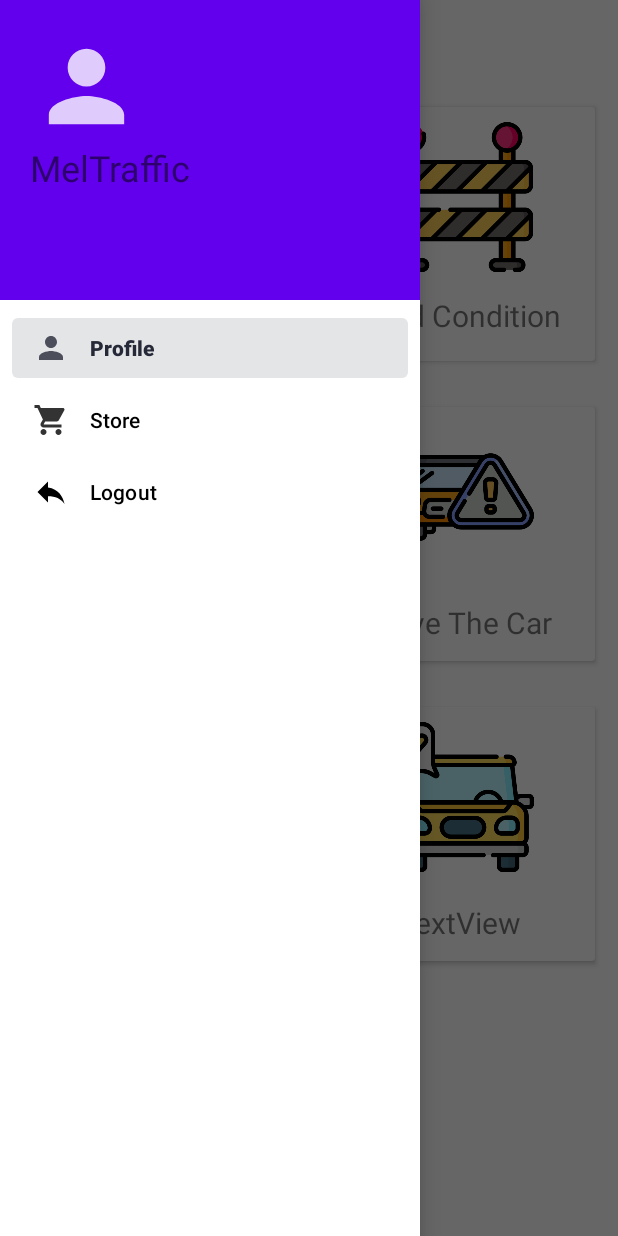
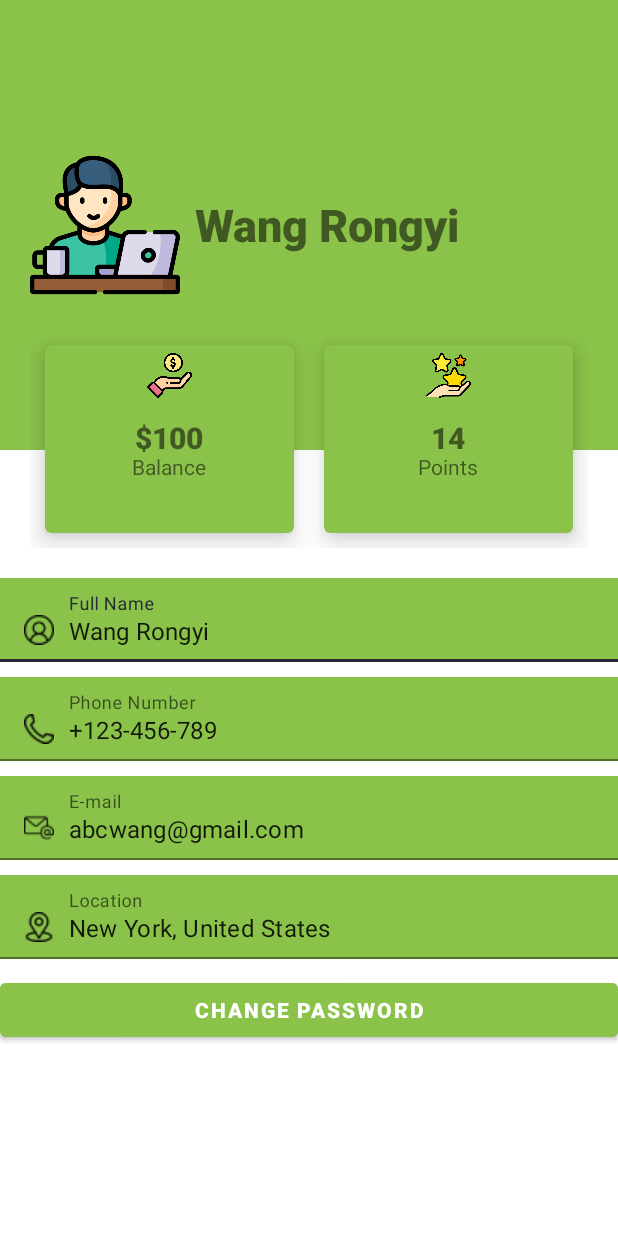
Before and after one commit to JQ-SWE/final_mobile, an Android app: the HomeActivity screen opened directly, with no data from a screen before it, after a tap on "Profile", on a phone screen of 412 x 824 dp. Run offline under Robolectric (Android 15) with nearby library versions, the phone set to English and light mode, and no system bars; 3 other taps on this screen came first.

Commit message:
manage my car and user profile

```diff
--- a/app/src/main/java/com/example/afinal/HomeActivity.java
+++ b/app/src/main/java/com/example/afinal/HomeActivity.java
@@ -22,7 +22,7 @@ public class HomeActivity extends AppCompatActivity implements NavigationView.On
     DrawerLayout drawerLayout;
     NavigationView navigationView;
     Toolbar toolbar;
-    Button newTripFunc;
+    Button newTripFunc,manageCar;
 
 
     @Override
@@ -38,6 +38,7 @@ public class HomeActivity extends AppCompatActivity implements NavigationView.On
         navigationView = findViewById(R.id.NavView);
         toolbar = findViewById(R.id.HomeToolBar);
         newTripFunc = findViewById(R.id.NewTrip);
+        manageCar = findViewById(R.id.ManageMyCar);
 
         //toolbar
         setSupportActionBar(toolbar);
@@ -54,6 +55,14 @@ public class HomeActivity extends AppCompatActivity implements NavigationView.On
             @Override
             public void onClick(View v) {
                 Intent intent = new Intent(HomeActivity.this,NewTripTest.class);
+                startActivity(intent);
+            }
+        });
+
+        manageCar.setOnClickListener(new View.OnClickListener() {
+            @Override
+            public void onClick(View v) {
+                Intent intent = new Intent(HomeActivity.this,ManageMyCar.class);
                 startActivity(intent);
             }
         });
@@ -77,6 +86,10 @@ public class HomeActivity extends AppCompatActivity implements NavigationView.On
                 Intent intent=new Intent(HomeActivity.this,LoginActivity.class);
                 startActivity(intent);
                 break;
+            case R.id.NavProfile:
+                Intent intent2=new Intent(HomeActivity.this,UserProfile.class);
+                startActivity(intent2);
+                break;
         }
         return true;
     }
--- /dev/null
+++ b/app/src/main/java/com/example/afinal/UserProfile.java
@@ -0,0 +1,29 @@
+package com.example.afinal;
+
+import androidx.appcompat.app.AppCompatActivity;
+
+import android.content.Intent;
+import android.os.Bundle;
+import android.view.View;
+import android.widget.Button;
+
+public class UserProfile extends AppCompatActivity {
+    private Button Update;
+
+    @Override
+    protected void onCreate(Bundle savedInstanceState) {
+        super.onCreate(savedInstanceState);
+        setContentView(R.layout.activity_user_profile);
+        Update = findViewById(R.id.updateButton);
+        Update.setOnClickListener(new View.OnClickListener() {
+            @Override
+            public void onClick(View v) {
+                moveEdit();
+            }
+        });
+    }
+        private void moveEdit(){
+        Intent intent = new Intent(UserProfile.this,ChangePasswordActivity.class);
+        startActivity(intent);
+    }
+}
--- /dev/null
+++ b/app/src/main/res/layout/activity_user_profile.xml
@@ -0,0 +1,204 @@
+<?xml version="1.0" encoding="utf-8"?>
+<ScrollView xmlns:android="http://schemas.android.com/apk/res/android"
+    xmlns:app="http://schemas.android.com/apk/res-auto"
+    xmlns:tools="http://schemas.android.com/tools"
+    android:layout_width="match_parent"
+    android:layout_height="match_parent"
+    tools:context=".UserProfile">
+
+    <LinearLayout
+        android:layout_width="match_parent"
+        android:layout_height="match_parent"
+        android:orientation="vertical">
+
+        <RelativeLayout
+            android:layout_width="match_parent"
+            android:layout_height="300dp"
+            android:background="#8BC34A"
+            android:padding="20dp">
+
+
+            <ImageView
+                android:id="@+id/user_profile"
+                android:layout_width="100dp"
+                android:layout_height="100dp"
+                android:layout_centerVertical="true"
+                android:src="@drawable/user_profile" />
+
+            <TextView
+                android:layout_width="wrap_content"
+                android:layout_height="wrap_content"
+                android:layout_centerVertical="true"
+                android:layout_marginLeft="10dp"
+                android:layout_toRightOf="@+id/user_profile"
+                android:fontFamily="sans-serif-black"
+                android:text="Wang Rongyi"
+                android:textSize="30sp" />
+
+        </RelativeLayout>
+
+        <LinearLayout
+            android:layout_width="match_parent"
+            android:layout_height="wrap_content"
+            android:layout_marginTop="-100dp"
+            android:padding="20dp">
+
+            <com.google.android.material.card.MaterialCardView
+                android:layout_width="0dp"
+                android:layout_height="125dp"
+                android:layout_margin="10dp"
+                android:layout_weight="1"
+                app:cardBackgroundColor="#8BC34A"
+                app:cardElevation="10dp">
+
+                <RelativeLayout
+                    android:layout_width="match_parent"
+                    android:layout_height="match_parent"
+                    android:padding="5dp">
+
+                    <ImageView
+                        android:layout_width="30dp"
+                        android:layout_height="30dp"
+                        android:layout_centerHorizontal="true"
+                        android:src="@drawable/payment_icon" />
+
+                    <TextView
+                        android:id="@+id/payment_label"
+                        android:layout_width="wrap_content"
+                        android:layout_height="wrap_content"
+                        android:layout_centerInParent="true"
+                        android:fontFamily="sans-serif-black"
+                        android:includeFontPadding="false"
+                        android:text="$100"
+                        android:textSize="20sp" />
+
+                    <TextView
+                        android:id="@+id/payment_desc"
+                        android:layout_width="wrap_content"
+                        android:layout_height="wrap_content"
+                        android:layout_below="@+id/payment_label"
+                        android:layout_centerHorizontal="true"
+                        android:includeFontPadding="false"
+                        android:text="Balance"
+                        android:textSize="14sp" />
+                </RelativeLayout>
+            </com.google.android.material.card.MaterialCardView>
+
+            <com.google.android.material.card.MaterialCardView
+                android:layout_width="0dp"
+                android:layout_height="125dp"
+                android:layout_margin="10dp"
+                android:layout_weight="1"
+                app:cardBackgroundColor="#8BC34A"
+                app:cardElevation="10dp">
+
+                <RelativeLayout
+                    android:layout_width="match_parent"
+                    android:layout_height="match_parent"
+                    android:padding="5dp">
+
+                    <ImageView
+                        android:layout_width="30dp"
+                        android:layout_height="30dp"
+                        android:layout_centerHorizontal="true"
+                        android:src="@drawable/points" />
+
+                    <TextView
+                        android:id="@+id/points_label"
+                        android:layout_width="wrap_content"
+                        android:layout_height="wrap_content"
+                        android:layout_centerInParent="true"
+                        android:fontFamily="sans-serif-black"
+                        android:includeFontPadding="false"
+                        android:text="14"
+                        android:textSize="20sp" />
+
+                    <TextView
+                        android:id="@+id/points_desc"
+                        android:layout_width="wrap_content"
+                        android:layout_height="wrap_content"
+                        android:layout_below="@+id/points_label"
+                        android:layout_centerHorizontal="true"
+                        android:includeFontPadding="false"
+                        android:text="Points"
+                        android:textSize="14sp" />
+                </RelativeLayout>
+            </com.google.android.material.card.MaterialCardView>
+        </LinearLayout>
+
+        <LinearLayout
+            android:layout_width="match_parent"
+            android:layout_height="wrap_content"
+            android:orientation="vertical">
+
+            <com.google.android.material.textfield.TextInputLayout
+                android:layout_width="match_parent"
+                android:layout_height="wrap_content"
+                android:layout_marginBottom="10dp"
+                android:hint="Full Name">
+
+                <com.google.android.material.textfield.TextInputEditText
+                    android:layout_width="match_parent"
+                    android:layout_height="wrap_content"
+                    android:background="#8BC34A"
+                    android:drawableLeft="@drawable/user"
+                    android:drawablePadding="10dp"
+                    android:text="Wang Rongyi" />
+            </com.google.android.material.textfield.TextInputLayout>
+
+            <com.google.android.material.textfield.TextInputLayout
+                android:layout_width="match_parent"
+                android:layout_height="wrap_content"
+                android:layout_marginBottom="10dp"
+                android:hint="Phone Number">
+
+                <com.google.android.material.textfield.TextInputEditText
+                    android:layout_width="match_parent"
+                    android:layout_height="wrap_content"
+                    android:background="#8BC34A"
+                    android:drawableLeft="@drawable/phone"
+                    android:drawablePadding="10dp"
+                    android:text="+123-456-789" />
+            </com.google.android.material.textfield.TextInputLayout>
+
+            <com.google.android.material.textfield.TextInputLayout
+                android:layout_width="match_parent"
+                android:layout_height="wrap_content"
+                android:layout_marginBottom="10dp"
+                android:hint="E-mail">
+
+                <com.google.android.material.textfield.TextInputEditText
+                    android:layout_width="match_parent"
+                    android:layout_height="wrap_content"
+                    android:background="#8BC34A"
+                    android:drawableLeft="@drawable/email"
+                    android:drawablePadding="10dp"
+                    android:text="abcwang@gmail.com" />
+            </com.google.android.material.textfield.TextInputLayout>
+
+            <com.google.android.material.textfield.TextInputLayout
+                android:layout_width="match_parent"
+                android:layout_height="wrap_content"
+                android:layout_marginBottom="10dp"
+                android:hint="Location">
+
+                <com.google.android.material.textfield.TextInputEditText
+                    android:layout_width="match_parent"
+                    android:layout_height="wrap_content"
+                    android:background="#8BC34A"
+                    android:drawableLeft="@drawable/location"
+                    android:drawablePadding="10dp"
+                    android:text="New York, United States" />
+            </com.google.android.material.textfield.TextInputLayout>
+
+            <Button
+                android:id="@+id/updateButton"
+                android:layout_width="match_parent"
+                android:layout_height="wrap_content"
+                android:backgroundTint="#8BC34A"
+                android:fontFamily="sans-serif-black"
+                android:text="Change Password" />
+
+        </LinearLayout>
+    </LinearLayout>
+</ScrollView>
--- a/app/src/main/res/layout/homepage.xml
+++ b/app/src/main/res/layout/homepage.xml
@@ -234,6 +234,11 @@
                             android:padding="10dp"
                             android:text="Manage My Car"
                             android:textSize="20sp" />
+                        <Button
+                            android:id="@+id/ManageMyCar"
+                            android:layout_width="match_parent"
+                            android:layout_height="match_parent"
+                            android:background="#00FFFFFF" />
                     </RelativeLayout>
                 </androidx.cardview.widget.CardView>
 
--- a/build.gradle
+++ b/build.gradle
@@ -5,7 +5,7 @@ buildscript {
         mavenCentral()
     }
     dependencies {
-        classpath "com.android.tools.build:gradle:4.2.1"
+        classpath 'com.android.tools.build:gradle:4.2.2'
 
         // NOTE: Do not place your application dependencies here; they belong
         // in the individual module build.gradle files
```
Also changed, not shown: app/src/main/AndroidManifest.xml (+6 -7 lines), app/src/main/java/com/example/afinal/AddNewCar.java (added, +14 -0 lines), app/src/main/java/com/example/afinal/ManageMyCar.java (added, +26 -0 lines), app/src/main/res/layout/activity_add_new_car.xml (added, +50 -0 lines), app/src/main/res/layout/activity_manage_my_car.xml (added, +68 -0 lines), app/src/main/res/drawable/audi.png (added), app/src/main/res/drawable/email.png (added), app/src/main/res/drawable/location.png (added), app/src/main/res/drawable/payment_icon.png (added), app/src/main/res/drawable/phone.png (added), app/src/main/res/drawable/points.png (added), app/src/main/res/drawable/user.png (added), app/src/main/res/drawable/user_profile.png (added).
